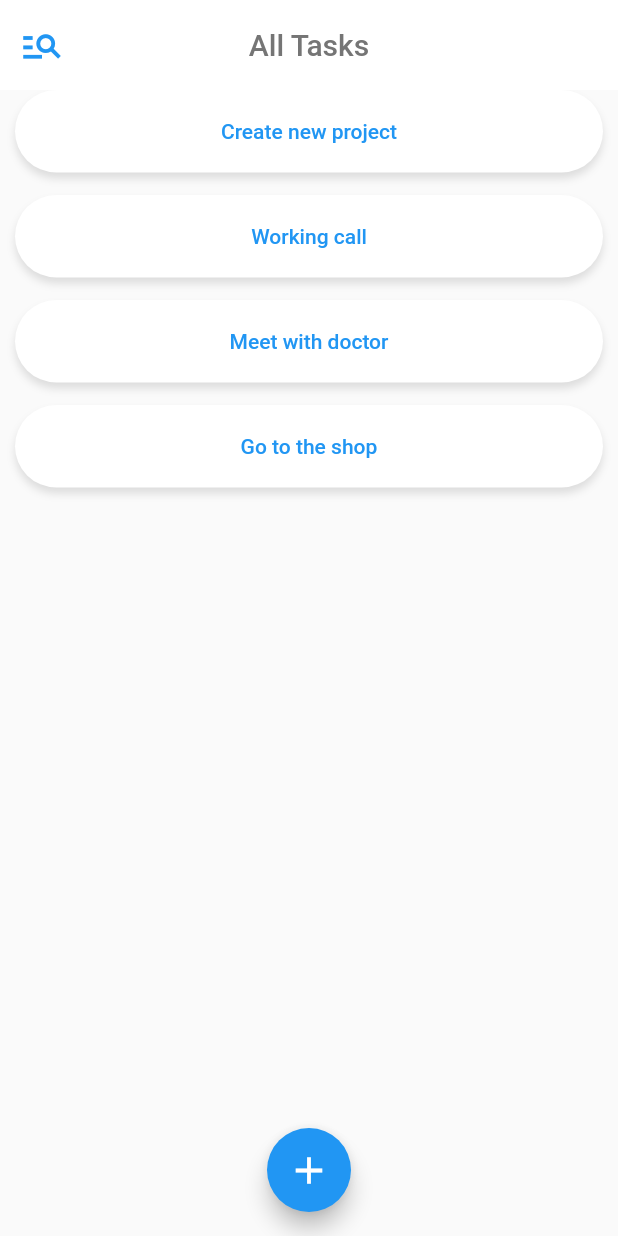
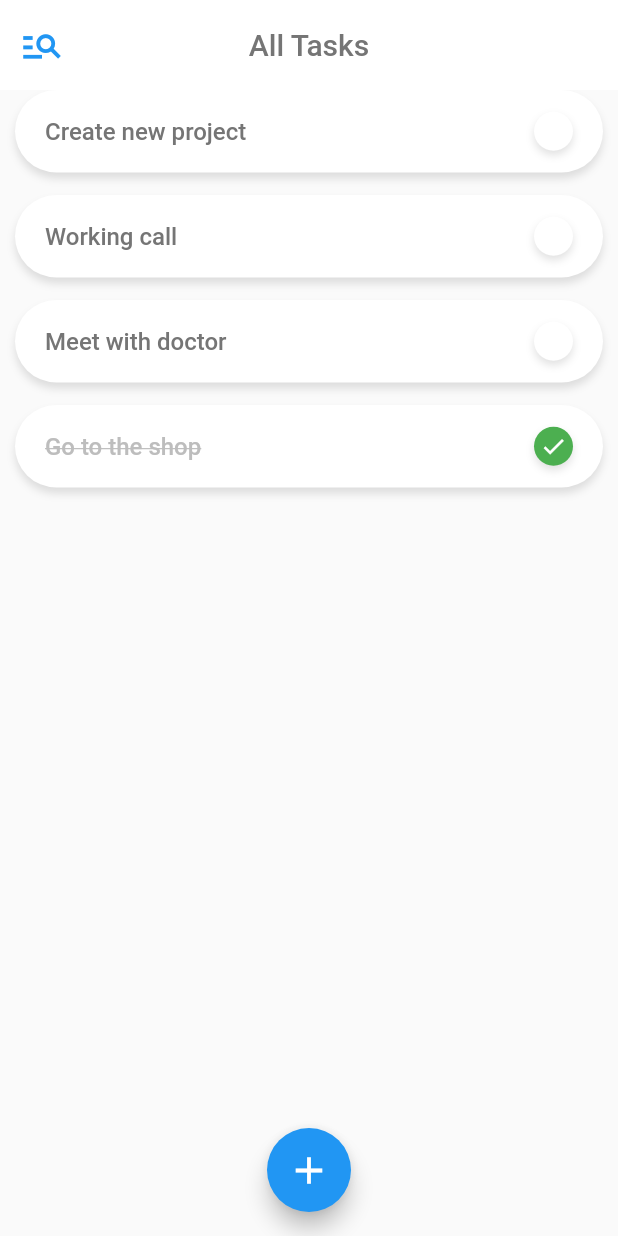
Before and after one commit to Dusk-afk/simple-todo-app, a Flutter app: the screen it shows after launch, on a phone screen of 412 x 824 dp. Run offline on Flutter 3.47's test engine with Material 2 defaults, Android fonts, the phone set to English and light mode, and no system bars.

Commit message:
Tasks screen done

```diff
--- a/lib/main.dart
+++ b/lib/main.dart
@@ -10,9 +10,14 @@ void main() {
   );
 }
 
-class HomeScreen extends StatelessWidget {
+class HomeScreen extends StatefulWidget {
   HomeScreen({ Key? key }) : super(key: key);
 
+  @override
+  State<HomeScreen> createState() => _HomeScreenState();
+}
+
+class _HomeScreenState extends State<HomeScreen> {
   List<Task> tasks_data = [
     Task("Create new project", false),
     Task("Working call", false),
@@ -62,6 +67,11 @@ class HomeScreen extends StatelessWidget {
         itemBuilder: ((context, index) {
           return TaskCard(
             task: tasks_data[index],
+            onTap: () {
+              setState(() {
+                tasks_data[index].isCompleted = !tasks_data[index].isCompleted;
+              });
+            },
           );
         }),
       ),
--- a/lib/widgets/task_card.dart
+++ b/lib/widgets/task_card.dart
@@ -1,16 +1,12 @@
 import 'package:flutter/material.dart';
 import 'package:todo_app/data/task.dart';
 
-class TaskCard extends StatefulWidget {
+class TaskCard extends StatelessWidget {
   Task task;
+  Function onTap;
 
-  TaskCard({ Key? key, required this.task }) : super(key: key);
+  TaskCard({ Key? key, required this.task, required this.onTap }) : super(key: key);
 
-  @override
-  _TaskCardState createState() => _TaskCardState();
-}
-
-class _TaskCardState extends State<TaskCard> {
   @override
   Widget build(BuildContext context) {
     return Container(
@@ -31,8 +27,49 @@ class _TaskCardState extends State<TaskCard> {
       ),
 
       child: TextButton(
-        onPressed: () {},
-        child: Text(widget.task.title),
+        onPressed: () {
+          onTap();
+        },
+        child: Row(
+          children: [
+            Text(
+              task.title,
+              style: TextStyle(
+                fontSize: 16,
+                color: task.isCompleted? Colors.grey[400] : Colors.grey[600],
+                decoration: task.isCompleted? TextDecoration.lineThrough : null
+              ),
+            ),
+            Spacer(),
+            Container(
+              width: 26,
+              height: 26,
+              decoration: BoxDecoration(
+                color: task.isCompleted? Colors.green : Colors.white,
+                borderRadius: BorderRadius.all(Radius.circular(500)),
+                boxShadow: [
+                  BoxShadow(
+                    color: Color.fromARGB(30, 0, 0, 0),
+                    blurRadius: 4,
+                    offset: Offset(0, 3)
+                  )
+                ]
+              ),
+              child: Icon(
+                Icons.done,
+                color: Colors.white,
+                size: 18,
+              ),
+            )
+          ],
+        ),
+
+        style: TextButton.styleFrom(
+          shape: RoundedRectangleBorder(
+            borderRadius: BorderRadius.all(Radius.circular(500))
+          ),
+          padding: EdgeInsets.symmetric(horizontal: 20)
+        ),
       ),
     );
   }
```
